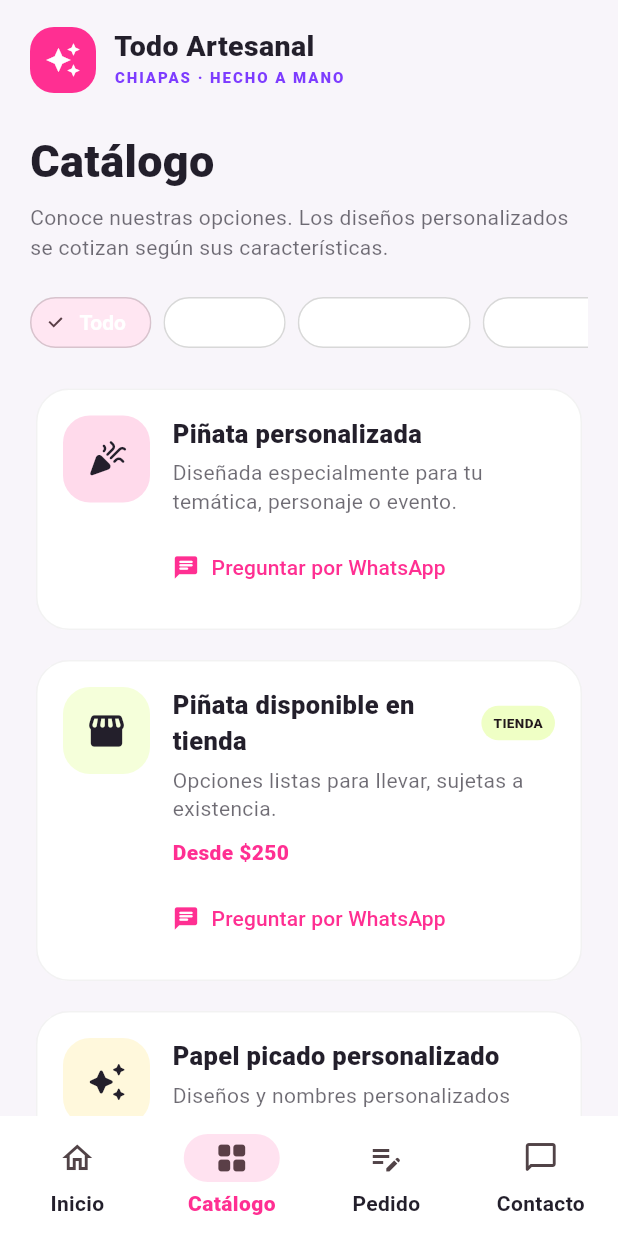
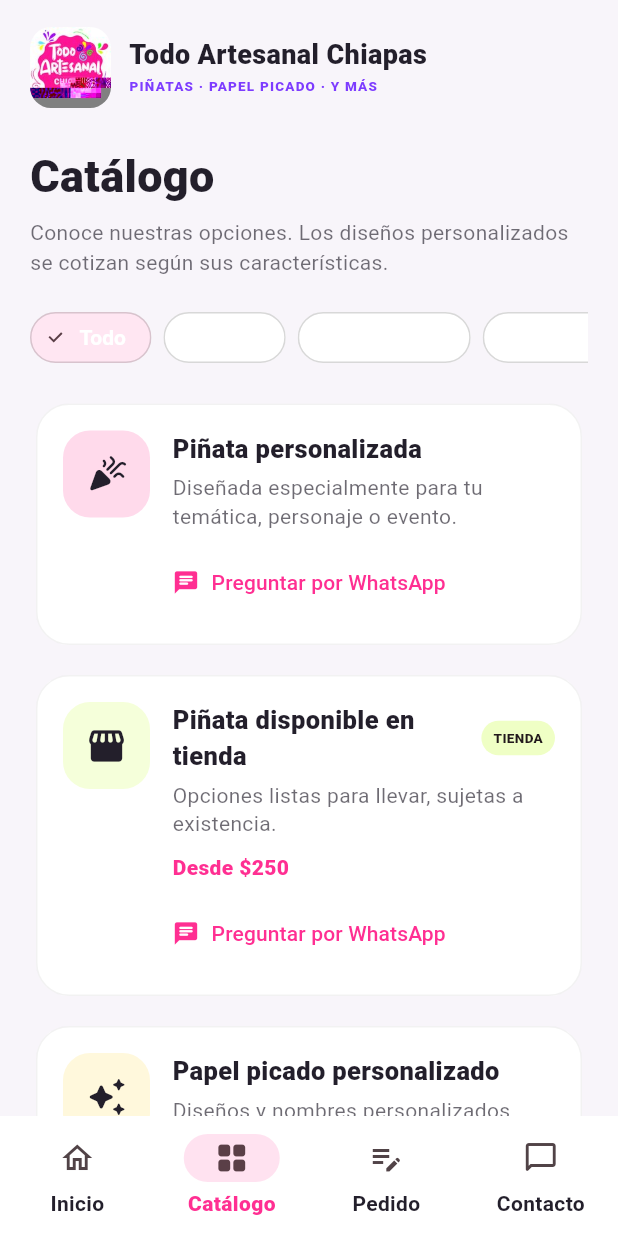
Before and after one commit to alecz2303/todoartesanalchiapas, a Flutter app: the screen it shows after launch, item 2 of the bottom bar chosen, on a phone screen of 412 x 824 dp. Run offline on Flutter 3.47's test engine with Material 3 defaults, Android fonts, the phone set to English and light mode, and no system bars; our stand-ins replace image_picker.

Commit message:
feat: integrate official logo [TA-030]
Integrates the official Todo Artesanal Chiapas logo, normalizes the full brand name in the UI, and updates the canonical TODO.

```diff
--- a/lib/widgets/brand_header.dart
+++ b/lib/widgets/brand_header.dart
@@ -9,16 +9,19 @@ class BrandHeader extends StatelessWidget {
 
   @override
   Widget build(BuildContext context) {
+    final logoSize = compact ? 54.0 : 68.0;
+
     return Row(
       children: [
-        Container(
-          width: compact ? 44 : 54,
-          height: compact ? 44 : 54,
-          decoration: BoxDecoration(
-            color: AppColors.pink,
-            borderRadius: BorderRadius.circular(16),
+        ClipRRect(
+          borderRadius: BorderRadius.circular(compact ? 14 : 18),
+          child: Image.asset(
+            'assets/branding/logo_todo_artesanal_chiapas.jpg',
+            width: logoSize,
+            height: logoSize,
+            fit: BoxFit.cover,
+            semanticLabel: 'Logo de Todo Artesanal Chiapas',
           ),
-          child: const Icon(Icons.auto_awesome, color: Colors.white),
         ),
         const SizedBox(width: 12),
         Expanded(
@@ -26,22 +29,26 @@ class BrandHeader extends StatelessWidget {
             crossAxisAlignment: CrossAxisAlignment.start,
             children: [
               Text(
-                'Todo Artesanal',
+                'Todo Artesanal Chiapas',
+                maxLines: 2,
+                overflow: TextOverflow.ellipsis,
                 style: TextStyle(
-                  fontSize: compact ? 19 : 24,
+                  fontSize: compact ? 18 : 23,
                   fontWeight: FontWeight.w900,
                   color: AppColors.ink,
-                  height: 1,
+                  height: 1.05,
                 ),
               ),
-              const SizedBox(height: 4),
+              const SizedBox(height: 5),
               Text(
-                'CHIAPAS · HECHO A MANO',
+                'PIÑATAS · PAPEL PICADO · Y MÁS',
+                maxLines: 1,
+                overflow: TextOverflow.ellipsis,
                 style: TextStyle(
-                  fontSize: compact ? 10 : 11,
+                  fontSize: compact ? 9 : 10.5,
                   fontWeight: FontWeight.w800,
                   color: AppColors.purple,
-                  letterSpacing: 1.3,
+                  letterSpacing: .8,
                 ),
               ),
             ],
```
Also changed, not shown: assets/branding/README.txt, assets/branding/logo_todo_artesanal_chiapas.jpg (added), 1 other file.
